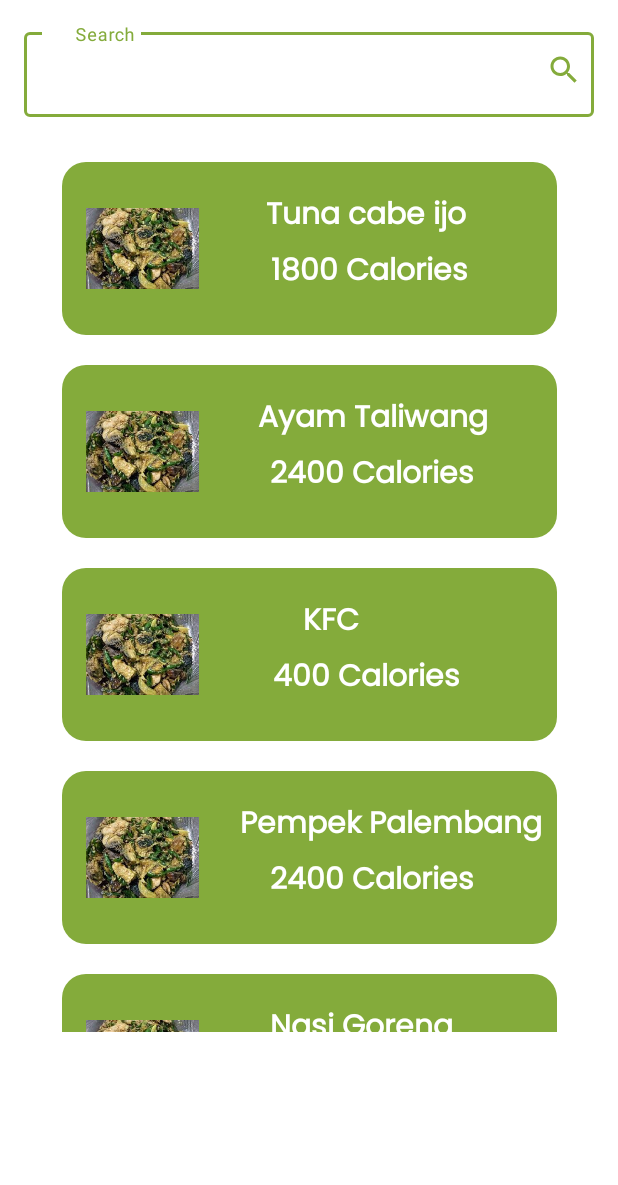
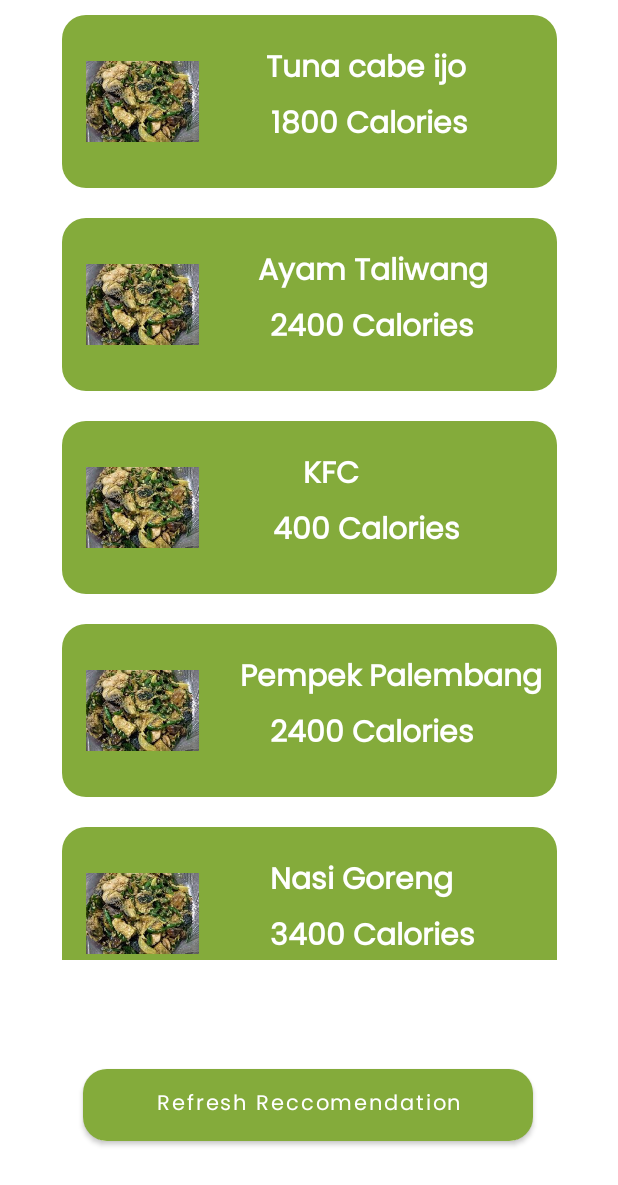
Before and after one commit to C23-PR539-NutriPlan/NutriPlanAndroid, an Android app: the DietPlan screen opened directly, with no data from a screen before it, on a phone screen of 412 x 824 dp. Shown: the top 1185 px of the screen. Run offline under Robolectric (Android 15) with nearby library versions, the phone set to English and light mode, and no system bars.

Commit message:
Changing layout for foodRecomm

```diff
--- a/app/src/main/res/layout/activity_diet_plan.xml
+++ b/app/src/main/res/layout/activity_diet_plan.xml
@@ -6,54 +6,45 @@
     android:layout_height="match_parent"
     tools:context=".feature.dietplan.DietPlan">
 
-
-    <FrameLayout
-        android:id="@+id/frameLayout2"
-        android:layout_width="0dp"
+    <ProgressBar
+        android:id="@+id/progressRecomm"
+        android:layout_width="wrap_content"
         android:layout_height="wrap_content"
-        android:layout_marginStart="16dp"
-        android:layout_marginTop="16dp"
-        android:layout_marginEnd="16dp"
+        android:visibility="invisible"
+        app:layout_constraintBottom_toBottomOf="parent"
         app:layout_constraintEnd_toEndOf="parent"
+        app:layout_constraintHorizontal_bias="0.498"
         app:layout_constraintStart_toStartOf="parent"
-        app:layout_constraintTop_toTopOf="parent">
-
-        <com.google.android.material.textfield.TextInputLayout
-            style="@style/Widget.MaterialComponents.TextInputLayout.OutlinedBox"
-
-            android:layout_width="match_parent"
-            android:layout_height="wrap_content"
-            app:boxStrokeColor="@color/hijauprimary"
-
-            >
-
-            <com.google.android.material.textfield.TextInputEditText
-                android:id="@+id/et_query"
-                android:layout_width="match_parent"
-                android:layout_height="wrap_content"
-                android:textColorHint="@color/hijauprimary"
-                android:hint="      Search"
-                android:inputType="text"
-                android:maxLines="1"
-                />
-        </com.google.android.material.textfield.TextInputLayout>
-
-        <ImageView
-            android:id="@+id/btn_search"
-            android:layout_width="wrap_content"
-            android:layout_height="wrap_content"
-            android:layout_gravity="right|center_vertical"
-            android:layout_marginRight="8dp"
-            android:src="@drawable/baseline_search_24" />
-    </FrameLayout>
+        app:layout_constraintTop_toTopOf="parent"
+        app:layout_constraintVertical_bias="0.499" />
 
     <androidx.recyclerview.widget.RecyclerView
         android:id="@+id/rvdietplan"
-        android:layout_width="408dp"
-        android:layout_height="590dp"
-        android:layout_marginTop="20dp"
+        android:layout_width="match_parent"
+        android:layout_height="640dp"
         app:layout_constraintEnd_toEndOf="parent"
         app:layout_constraintStart_toStartOf="parent"
-        app:layout_constraintTop_toBottomOf="@+id/frameLayout2" />
+        app:layout_constraintTop_toTopOf="parent" />
+
+
+    <Button
+        android:id="@+id/login_btn"
+        android:layout_width="300dp"
+        android:layout_height="wrap_content"
+        android:layout_marginTop="25dp"
+        android:layout_marginBottom="16dp"
+        android:background="@drawable/buttonrounded"
+        android:fontFamily="@font/poppins"
+        android:text="Refresh Reccomendation"
+        android:textAllCaps="false"
+        android:textColor="@color/white"
+        app:layout_constraintBottom_toBottomOf="parent"
+        app:layout_constraintEnd_toEndOf="parent"
+
+        app:layout_constraintHorizontal_bias="0.495"
+        app:layout_constraintStart_toStartOf="parent"
+        app:layout_constraintTop_toBottomOf="@+id/rvdietplan"
+        tools:ignore="NotSibling" />
+
 
 </androidx.constraintlayout.widget.ConstraintLayout>
```
Also changed, not shown: app/src/main/java/com/example/nutriplan/feature/dietplan/detail/DetailDietPlan.kt (+2 -40 lines), app/src/main/java/com/example/nutriplan/feature/dietplan/detail/DetailDietPlanAdapter.kt (deleted, +0 -32 lines), app/src/main/res/layout/activity_detail_diet_plan.xml (+6 -23 lines).
